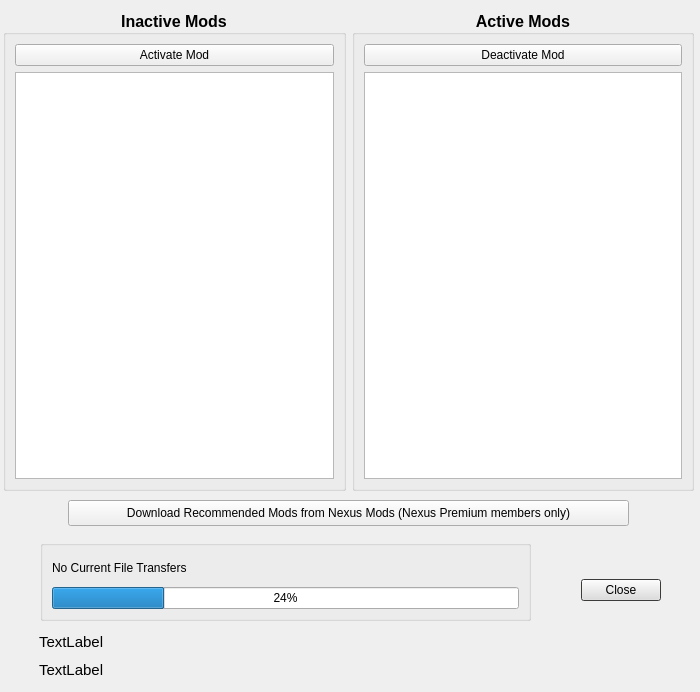
rainmakerv3/BB_Launcher, file modules/ModManager.ui: the form before one commit.
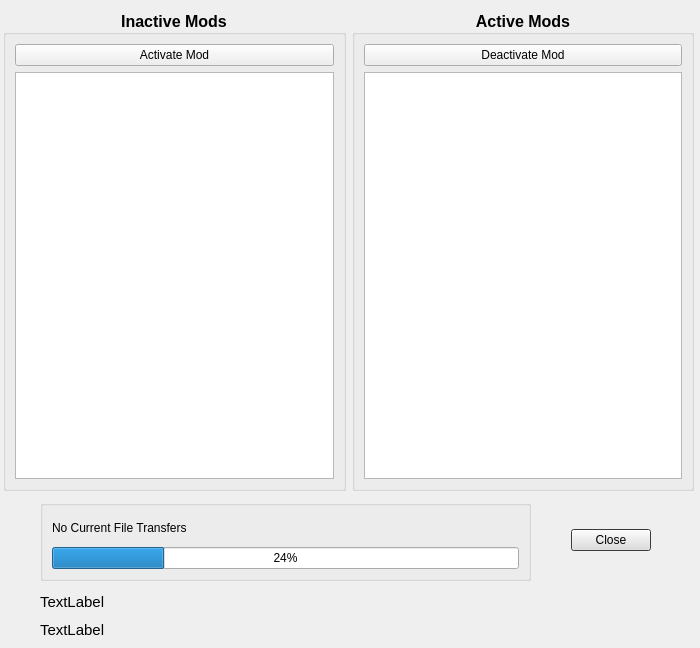
The form after the commit.

Commit message: Enable mod downloader for non-premium users

Patch:
```diff
--- a/modules/ModManager.ui
+++ b/modules/ModManager.ui
@@ -7,7 +7,7 @@
     <x>0</x>
     <y>0</y>
     <width>700</width>
-    <height>692</height>
+    <height>648</height>
    </rect>
   </property>
   <property name="windowTitle">
@@ -171,7 +171,7 @@
    <property name="geometry">
     <rect>
      <x>40</x>
-     <y>540</y>
+     <y>500</y>
      <width>491</width>
      <height>81</height>
     </rect>
@@ -199,8 +199,8 @@
   <widget class="QDialogButtonBox" name="buttonBox">
    <property name="geometry">
     <rect>
-     <x>580</x>
-     <y>560</y>
+     <x>570</x>
+     <y>510</y>
      <width>81</width>
      <height>61</height>
     </rect>
@@ -254,8 +254,8 @@
   <widget class="QWidget" name="verticalLayoutWidget">
    <property name="geometry">
     <rect>
-     <x>39</x>
-     <y>630</y>
+     <x>40</x>
+     <y>590</y>
      <width>641</width>
      <height>51</height>
     </rect>
@@ -295,19 +295,6 @@
     </item>
    </layout>
   </widget>
-  <widget class="QPushButton" name="pushButton">
-   <property name="geometry">
-    <rect>
-     <x>68</x>
-     <y>500</y>
-     <width>561</width>
-     <height>26</height>
-    </rect>
-   </property>
-   <property name="text">
-    <string>Download Recommended Mods from Nexus Mods (Nexus Premium members only)</string>
-   </property>
-  </widget>
  </widget>
  <resources/>
  <connections>
```
The commit also changes 5315 other files.
